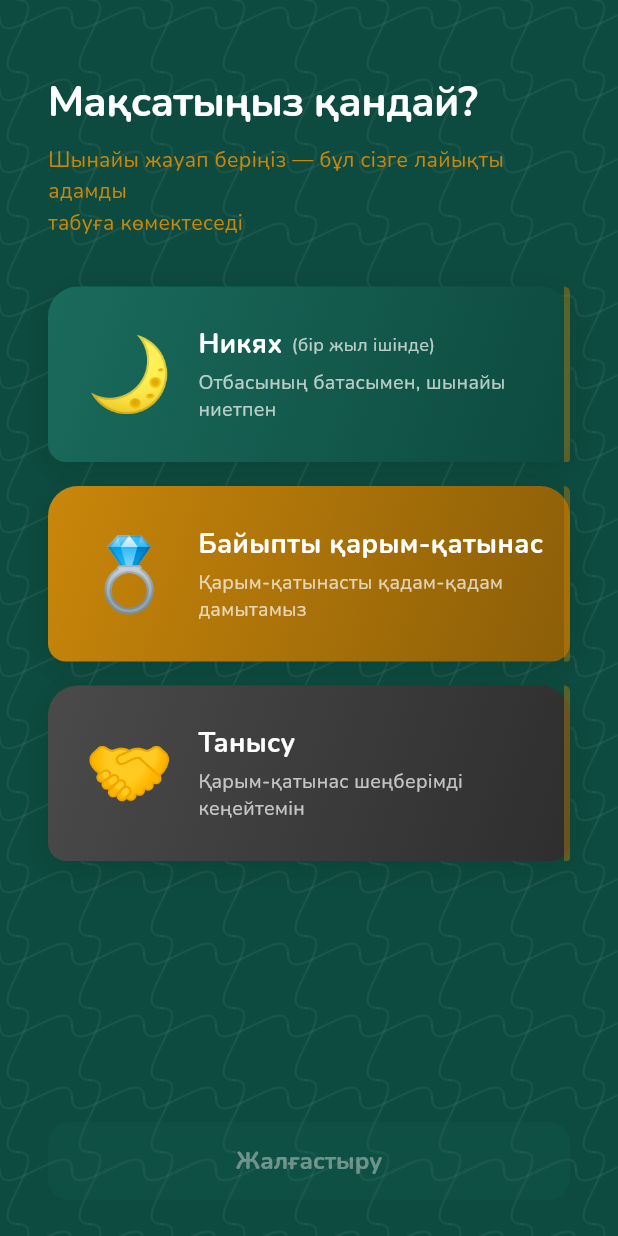
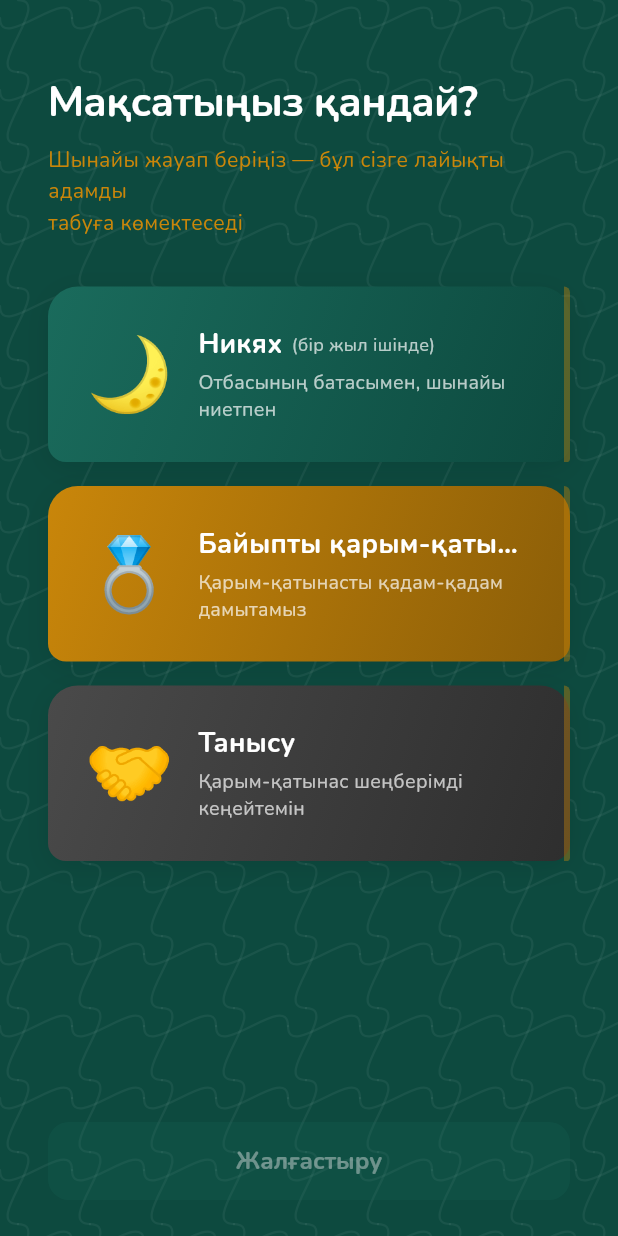
Before and after one commit to Bakdaulet-lab/Diploma-True_Connect, a Flutter app: the NiyyahSelectionScreen screen opened by its route, on a phone screen of 412 x 824 dp. Run offline on Flutter 3.47's test engine with Material 3 defaults, Android fonts, the phone set to English and light mode, and no system bars; our stand-ins replace dio, firebase_core, firebase_messaging, flutter_card_swiper, flutter_riverpod, flutter_secure_storage and 3 more; missing offline and left inert: cryptography, flutter_webrtc, haptic_feedback; accounts and stored records are empty.

Commit message:
feat: enhance NiyyahCard layout with Flexible widgets for title and subtitle to handle overflow

```diff
--- a/frontend/lib/screens/niyyah/niyyah_selection_screen.dart
+++ b/frontend/lib/screens/niyyah/niyyah_selection_screen.dart
@@ -221,21 +221,27 @@ class _NiyyahCard extends StatelessWidget {
                         children: [
                           Row(
   children: [
-                              Text(
+    Flexible( // <-- Обернули title в Flexible
+      child: Text(
         title,
         style: GoogleFonts.nunito(
           fontSize: 18,
           fontWeight: FontWeight.bold,
           color: Colors.white,
         ),
+        overflow: TextOverflow.ellipsis, // <-- Добавили троеточие, если текст слишком длинный
+      ),
     ),
     if (subtitle.isNotEmpty) ...[
       const SizedBox(width: 6),
-                                Text(
+      Flexible( // <-- Обернули subtitle в Flexible
+        child: Text(
           subtitle,
           style: GoogleFonts.nunito(
             fontSize: 12,
             color: Colors.white70,
+          ),
+          overflow: TextOverflow.ellipsis, // <-- Добавили троеточие
         ),
       ),
     ],
```
Also changed, not shown: 1 other file. Lines whose indentation alone changed are shown as unchanged.
